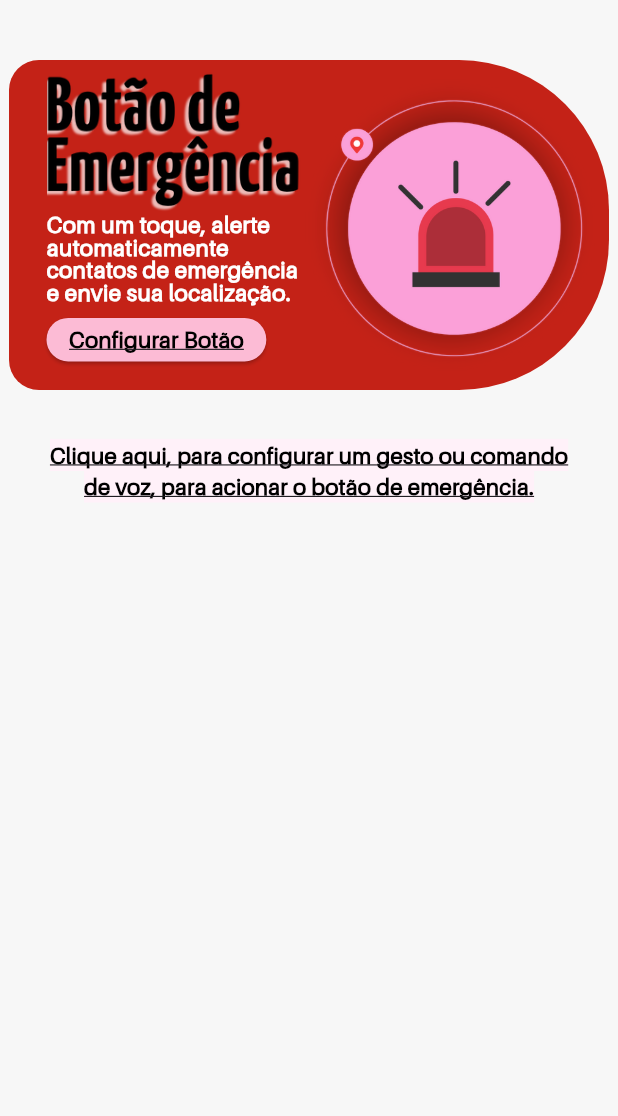
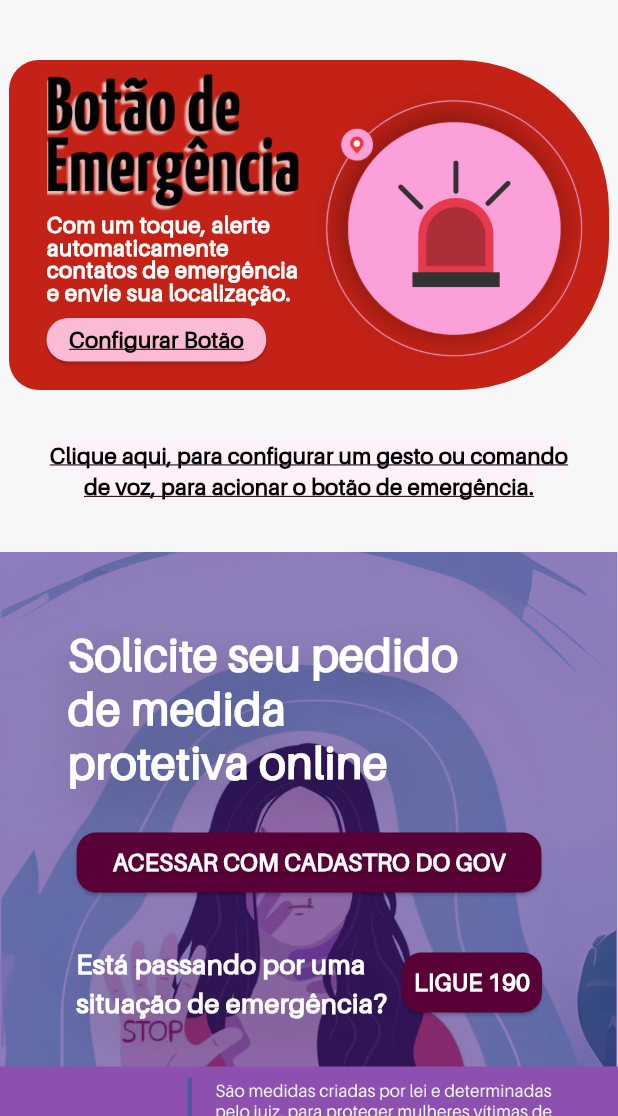
Before and after one commit to TiagoFnncs/CIM, a Flutter app: the screen it shows after launch, on a phone screen of 412 x 824 dp, the part 120-1236 px from its top. Run offline on Flutter 3.47's test engine with Material 3 defaults, Android fonts, the phone set to English and light mode, and no system bars.

Commit message:
feat: commit geral com todas as alterações

```diff
--- a/lib/pages/home.dart
+++ b/lib/pages/home.dart
@@ -156,9 +156,8 @@ class _HomeState extends State<Home> {
                 backgroundColor: Colors.transparent,
                 shadowColor: Colors.transparent
               ),
-              child: Column(
-              children: [
-                Text("Clique aqui, para configurar um gesto ou comando",
+              child: Text("Clique aqui, para configurar um gesto ou comando\nde voz, para acionar o botão de emergência.",
+                textAlign: TextAlign.center,
                 style: TextStyle(
                   fontSize: 15,
                   color: Colors.black,
@@ -166,18 +165,7 @@ class _HomeState extends State<Home> {
                   decoration: TextDecoration.underline,
                   backgroundColor: Color(0xfffff1f9)
                 ),
-                ),
-                Text("de voz, para acionar o botão de emergência.",
-                style: TextStyle(
-                  fontSize: 15,
-                  color: Colors.black,
-                  fontWeight: FontWeight.bold,
-                  decoration: TextDecoration.underline,
-                  backgroundColor: Color(0xfffff1f9)
-                ),
-                ),
-              ],
-              )
+              ),
             ),
           ),
 
@@ -186,7 +174,160 @@ class _HomeState extends State<Home> {
           Container(
             width: double.infinity,
             height: 500,
-          )
+            decoration: BoxDecoration(
+              image: DecorationImage(
+                image: AssetImage("assets/images/background_SolicitarMedida.png"),
+                fit: BoxFit.cover
+              ),
+            ),
+
+            child: Column(
+              crossAxisAlignment: CrossAxisAlignment.start,
+              children: [
+                Padding(
+                  padding: const EdgeInsets.only(top: 50, left: 45, right: 45),
+                  child: Text("Solicite seu pedido\nde medida\nprotetiva online",
+                  textAlign: TextAlign.left,
+                  style: TextStyle(
+                    fontSize: 30,
+                    height: 1.2,
+                    fontWeight: FontWeight.w900,
+                    color: Colors.white,
+                    shadows: [
+                      Shadow(
+                        color: Colors.black.withOpacity(0.25),
+                        offset: Offset(0, 10),
+                        blurRadius: 37,
+                      ),
+                    ],
+                  ),
+                  ),
+                ),
+
+                SizedBox(height: 25,),
+
+                Center(
+                  child: ElevatedButton(
+                    onPressed: (){},
+                    style: ElevatedButton.styleFrom(
+                      backgroundColor: Color(0xff590037),
+                      shape: RoundedRectangleBorder(
+                        borderRadius: BorderRadius.circular(13)
+                      )
+                    ),
+                    child: Text("ACESSAR COM CADASTRO DO GOV",
+                      style: TextStyle(
+                        color: Colors.white,
+                        fontWeight: FontWeight.bold,
+                        decoration: TextDecoration.underline,
+                        fontSize: 16,
+                      ),
+                    ),
+                    ),
+                ),
+
+                SizedBox(height: 30,),
+
+                //Botão 190
+                Row(
+                  mainAxisAlignment: MainAxisAlignment.center,
+                  children: [
+                    Text("Está passando por uma\nsituação de emergência?",
+                    textAlign: TextAlign.left,
+                    style: TextStyle(
+                      fontSize: 18,
+                      color: Colors.white,
+                      fontWeight: FontWeight.w900,
+                      shadows: [
+                        Shadow(
+                          color: Colors.black.withOpacity(0.25),
+                          offset: Offset(0, 10),
+                          blurRadius: 37,
+                        ),
+                      ],
+                    ),
+                    ),
+
+                    SizedBox(width: 10,),
+
+                    ElevatedButton(
+                      onPressed: (){},
+                      style: ElevatedButton.styleFrom(
+                        backgroundColor: Color(0xff590037),
+                        padding: EdgeInsets.symmetric(horizontal: 8, vertical: 4),
+                        shape: RoundedRectangleBorder(
+                          borderRadius: BorderRadius.circular(13)
+                        )
+                      ),
+                      child: Text("LIGUE 190",
+                      style: TextStyle(
+                        color: Colors.white,
+                        fontWeight: FontWeight.w900,
+                        fontSize: 16
+                      ),)
+                      )
+                  ],
+                ),
+
+                SizedBox(height: 30,),
+
+                Container(
+                  width: double.infinity,
+                  height: 130,
+                  decoration: BoxDecoration(
+                    color: Color(0xff8d50b0)
+                  ),
+                  child: Padding(
+                    padding: const EdgeInsets.only(left: 10, right: 10),
+                    child: Row(
+                      crossAxisAlignment: CrossAxisAlignment.center,
+                      mainAxisAlignment: MainAxisAlignment.center,
+                      children: [
+                        RichText(
+                          text: TextSpan(
+                            children: [
+                              TextSpan(
+                                text: "O que são\n",
+                                style: TextStyle(
+                                  color: Colors.white,
+                                  fontWeight: FontWeight.w900,
+                                  fontSize: 20
+                                )
+                              ),
+                              TextSpan(
+                                text: "medidas\nprotetivas?",
+                                style: TextStyle(
+                                  color: Color(0xfffba0d8),
+                                  fontWeight: FontWeight.w900,
+                                  fontSize: 20
+                                )
+                              )
+                            ]
+                          )
+                        ),
+
+                        Padding(
+                          padding: const EdgeInsets.only(left: 10, right: 10),
+                          child: Container(
+                            height: 115,
+                            width: 3,
+                            decoration: BoxDecoration(
+                              color: Color(0xff4d58a4)
+                            ),
+                          ),
+                        ),
+
+                        SizedBox(
+                          width: 260,
+                          child: Image.asset("assets/images/text_MedidaProtetiva.png"
+                          ))
+                      ],
+                    ),
+                  ),
+                )
+              ],
+            ),
+          ),
         ],
       ),
     ),
```
Also changed, not shown: assets/images/background_SolicitarMedida.png (added), assets/images/text_MedidaProtetiva.png (added), pubspec.lock.
